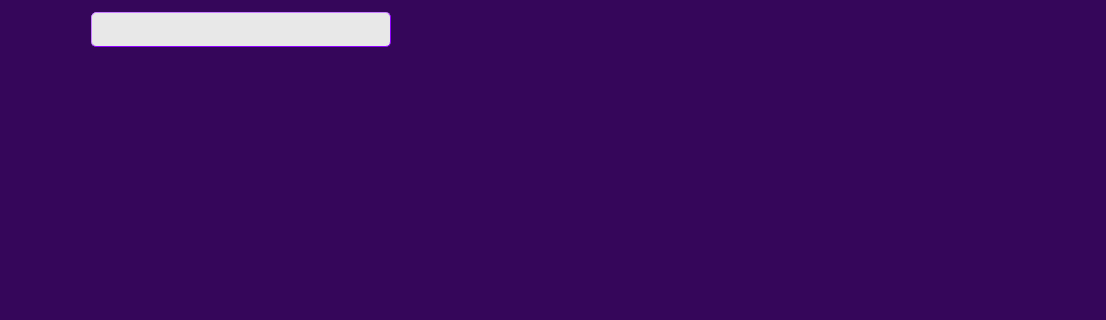
Qt form untitled/mainwidget.ui (pastoria/hdses) before a commit; both pictures show x 0 to 1106 and y 0 to 320 of the 1106 by 691 pixel window.
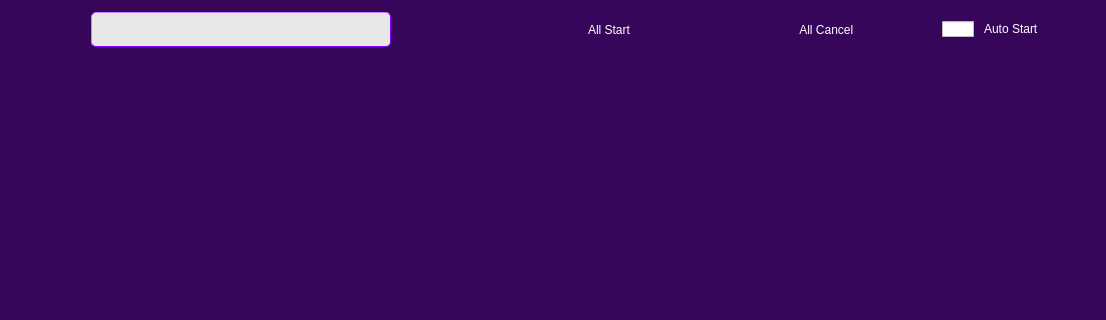
The same form after that commit. Icons and pictures are not drawn.

Commit message: develop all start and cancel on main widget

Diff of the .ui file:
```diff
--- a/untitled/mainwidget.ui
+++ b/untitled/mainwidget.ui
@@ -54,7 +54,7 @@
        </property>
        <layout class="QHBoxLayout" name="horizontalLayout_2">
         <item>
-         <layout class="QHBoxLayout" name="horizontalLayout">
+         <layout class="QHBoxLayout" name="horizontalLayout" stretch="0,0,0,8,0,0,0,0,0,1,0">
           <property name="spacing">
            <number>0</number>
           </property>
@@ -189,6 +189,116 @@
             </property>
            </spacer>
           </item>
+          <item>
+           <widget class="QPushButton" name="pushButton_allstart">
+            <property name="minimumSize">
+             <size>
+              <width>174</width>
+              <height>33</height>
+             </size>
+            </property>
+            <property name="autoFillBackground">
+             <bool>false</bool>
+            </property>
+            <property name="styleSheet">
+             <string notr="true">background-image: url(:/images/AllStart_Button.svg);
+color: rgb(255, 255, 255);</string>
+            </property>
+            <property name="text">
+             <string>     All Start</string>
+            </property>
+            <property name="flat">
+             <bool>true</bool>
+            </property>
+           </widget>
+          </item>
+          <item>
+           <spacer name="horizontalSpacer_4">
+            <property name="orientation">
+             <enum>Qt::Horizontal</enum>
+            </property>
+            <property name="sizeHint" stdset="0">
+             <size>
+              <width>40</width>
+              <height>20</height>
+             </size>
+            </property>
+           </spacer>
+          </item>
+          <item>
+           <widget class="QPushButton" name="pushButton_allcancel">
+            <property name="minimumSize">
+             <size>
+              <width>174</width>
+              <height>33</height>
+             </size>
+            </property>
+            <property name="styleSheet">
+             <string notr="true">background-image: url(:/images/AllCancel_Button.svg);
+color: rgb(255, 255, 255);</string>
+            </property>
+            <property name="text">
+             <string>       All Cancel</string>
+            </property>
+           </widget>
+          </item>
+          <item>
+           <spacer name="horizontalSpacer_5">
+            <property name="orientation">
+             <enum>Qt::Horizontal</enum>
+            </property>
+            <property name="sizeHint" stdset="0">
+             <size>
+              <width>40</width>
+              <height>20</height>
+             </size>
+            </property>
+           </spacer>
+          </item>
+          <item>
+           <widget class="QCheckBox" name="checkBox">
+            <property name="styleSheet">
+             <string notr="true">QCheckBox{
+    spacing: 10px;
+	color: rgb(255, 255, 255);
+}
+
+QCheckBox::indicator{
+    width: 32px;
+    height: 16px;
+}
+
+QCheckBox::indicator:unchecked{
+    image:url(:/images/SwitchOff.svg);
+}
+
+QCheckBox::indicator:checked{
+    image:url(:/images/SwitchOn.svg);
+}
+
+</string>
+            </property>
+            <property name="text">
+             <string>Auto Start</string>
+            </property>
+            <property name="checkable">
+             <bool>true</bool>
+            </property>
+           </widget>
+          </item>
+          <item>
+           <spacer name="horizontalSpacer_6">
+            <property name="orientation">
+             <enum>Qt::Horizontal</enum>
+            </property>
+            <property name="sizeHint" stdset="0">
+             <size>
+              <width>40</width>
+              <height>20</height>
+             </size>
+            </property>
+           </spacer>
+          </item>
           <item>
            <widget class="QPushButton" name="pushButton_close">
             <property name="text">
```
The commit also changes 2 other files.
